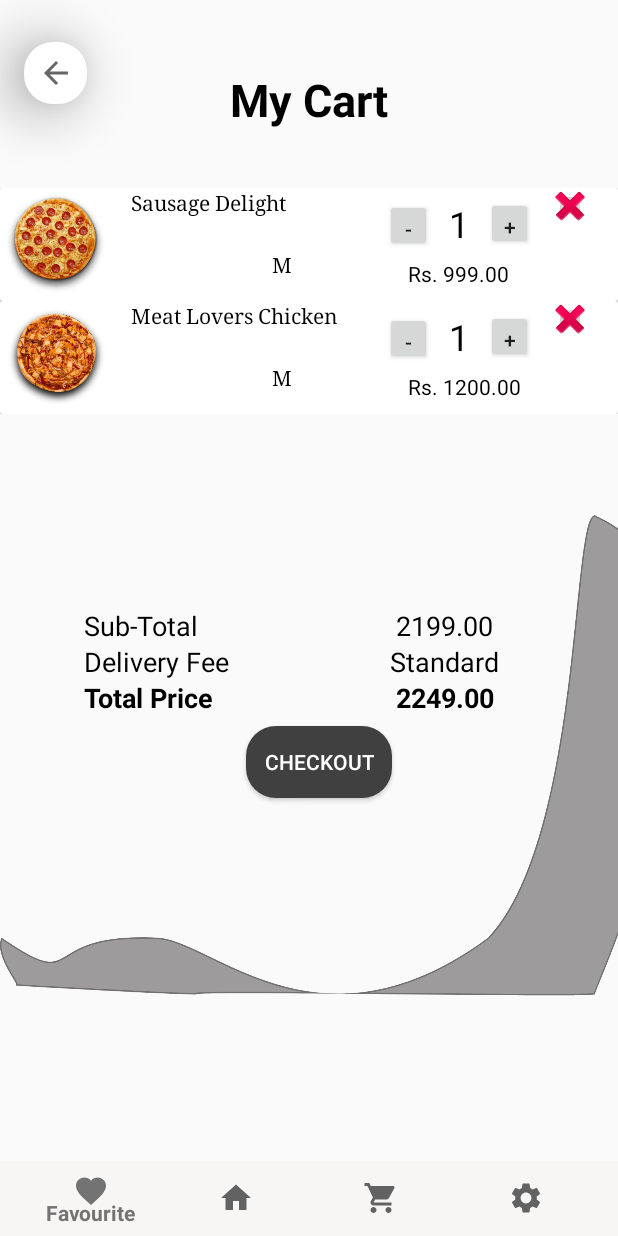
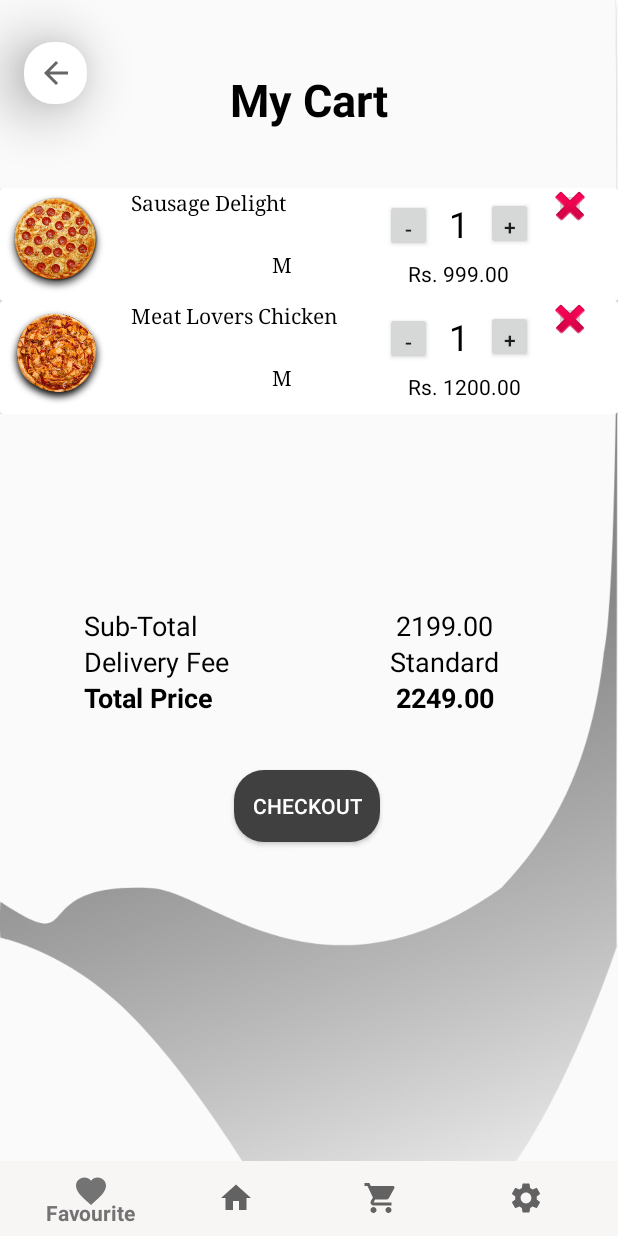
Before and after one commit to Bsewmina/MAD-Project, an Android app: the MyCart screen opened directly, with no data from a screen before it, on a phone screen of 412 x 824 dp. Run offline under Robolectric (Android 15) with nearby library versions, the phone set to English and light mode, and no system bars; Roboto replaces fonts that are not available here.

Commit message:
branch merged [CHARITH]

```diff
--- a/app/src/main/java/com/example/pizzaexpress/CategoryPizza.java
+++ b/app/src/main/java/com/example/pizzaexpress/CategoryPizza.java
@@ -13,6 +13,7 @@ public class CategoryPizza extends AppCompatActivity {
     protected void onCreate(Bundle savedInstanceState) {
         super.onCreate(savedInstanceState);
         setContentView(R.layout.activity_category_pizza);
+
 
     //back button redirect to the home page
     final ImageView backImgBtn = findViewById(R.id.backBtn);
@@ -41,8 +42,6 @@ public class CategoryPizza extends AppCompatActivity {
 
 
 
-
-
     }
 
 
--- a/app/src/main/res/layout/activity_my_cart.xml
+++ b/app/src/main/res/layout/activity_my_cart.xml
@@ -4,8 +4,8 @@
     xmlns:tools="http://schemas.android.com/tools"
     android:layout_width="match_parent"
     android:layout_height="match_parent"
+    android:background="@drawable/background"
     tools:context=".MyCart">
-
 
     <TextView
         android:id="@+id/textView"
@@ -23,14 +23,7 @@
         app:layout_constraintTop_toTopOf="parent"
         app:layout_constraintVertical_bias="0.059" />
 
-    <ImageView
-        android:id="@+id/imageView5"
-        android:layout_width="451dp"
-        android:layout_height="327dp"
-        android:layout_marginTop="340dp"
-        android:src="@drawable/background"
-        app:layout_constraintStart_toStartOf="parent"
-        app:layout_constraintTop_toTopOf="parent" />
+
 
     <ImageButton
         android:id="@+id/imageButton"
@@ -288,15 +281,15 @@
         android:id="@+id/button10"
         android:layout_width="wrap_content"
         android:layout_height="wrap_content"
-        android:layout_marginStart="164dp"
-        android:layout_marginTop="144dp"
+        android:layout_marginStart="156dp"
+        android:layout_marginTop="36dp"
         android:background="@drawable/checkout_btn"
         android:padding="12dp"
         android:text="@string/checkout_btn"
         android:textAlignment="center"
         android:textColor="@android:color/white"
-        app:layout_constraintStart_toStartOf="@+id/imageView5"
-        app:layout_constraintTop_toTopOf="@+id/imageView5" />
+        app:layout_constraintStart_toStartOf="parent"
+        app:layout_constraintTop_toBottomOf="@+id/textView17" />
 
     <TextView
         android:id="@+id/textView12"
```
Also changed, not shown: app/src/main/res/drawable/background.png.
